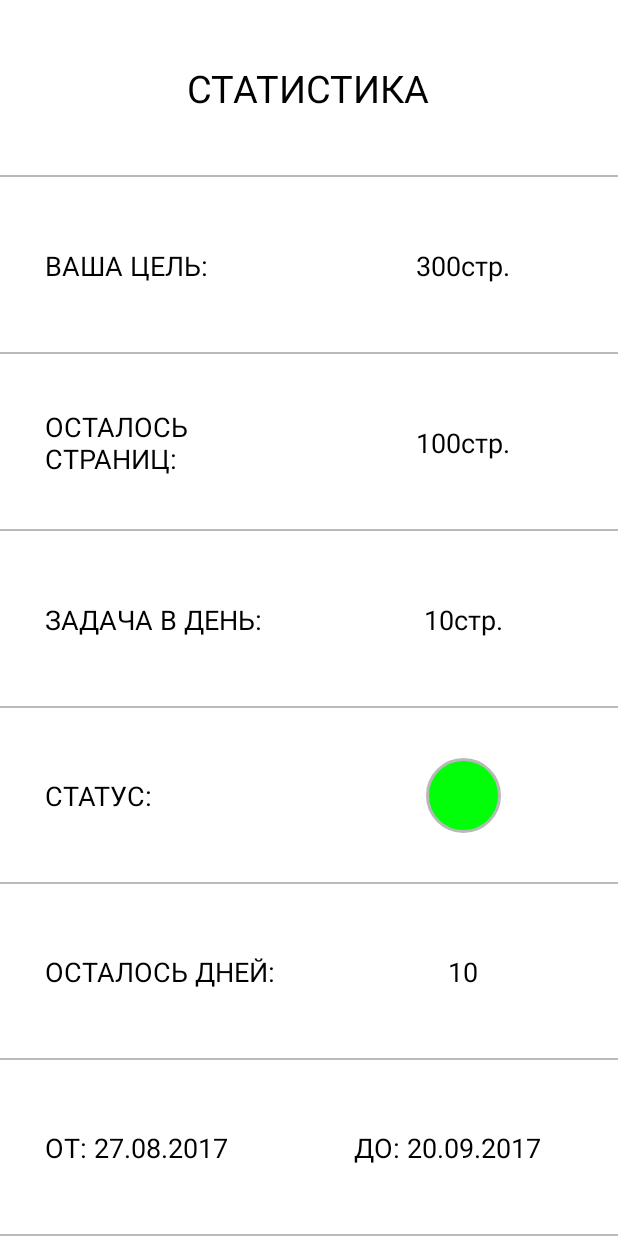
After one commit to Stanislav137/GoalReminderBeta, an Android app: the layout child_science_science.xml on its own in the app's theme, with its tools: preview values and no code run, on a phone screen of 412 x 824 dp. The commit adds this screen. Run offline under Robolectric (Android 15) with nearby library versions, the phone set to English and light mode, and no system bars.

Commit message:
Logic habbits and science added.

```diff
--- a/app/src/main/AndroidManifest.xml
+++ b/app/src/main/AndroidManifest.xml
@@ -9,7 +9,7 @@
         android:roundIcon="@mipmap/ic_launcher_round"
         android:supportsRtl="true"
         android:theme="@style/AppTheme">
-        <activity android:name=".all.ScienceThemeActivity">
+        <activity android:name=".all.HabbitsThemeActivity">
             <intent-filter>
                 <action android:name="android.intent.action.MAIN" />
 
--- a/app/src/main/java/com/goalreminderbeta/sa/goalreminderbeta/all/ExpListAdapter.java
+++ b/app/src/main/java/com/goalreminderbeta/sa/goalreminderbeta/all/ExpListAdapter.java
@@ -90,7 +90,7 @@ public class ExpListAdapter extends BaseExpandableListAdapter {
                              View convertView, ViewGroup parent) {
         if (convertView == null) {
             LayoutInflater inflater = (LayoutInflater) mContext.getSystemService(Context.LAYOUT_INFLATER_SERVICE);
-            convertView = inflater.inflate(R.layout.child_section_goal, null);
+            convertView = inflater.inflate(R.layout.child_section_sport, null);
             convertView.setMinimumHeight(1500);
         }
 
--- /dev/null
+++ b/app/src/main/java/com/goalreminderbeta/sa/goalreminderbeta/all/HabbitsThemeActivity.java
@@ -0,0 +1,58 @@
+package com.goalreminderbeta.sa.goalreminderbeta.all;
+
+import android.graphics.Color;
+import android.os.Bundle;
+import android.support.v7.app.AppCompatActivity;
+import android.view.View;
+import android.widget.Button;
+import android.widget.LinearLayout;
+
+import com.goalreminderbeta.sa.goalreminderbeta.R;
+
+public class HabbitsThemeActivity extends AppCompatActivity {
+
+    private boolean smokeDrink = true;
+
+    @Override
+    protected void onCreate(Bundle savedInstanceState) {
+        super.onCreate(savedInstanceState);
+        setContentView(R.layout.habbits_theme);
+
+        validation(true);
+    }
+
+    public void onSmoke(View view) {
+        smokeDrink = true;
+        validation(smokeDrink);
+    }
+
+    public void onDrink(View view) {
+        smokeDrink = false;
+        validation(smokeDrink);
+    }
+
+    private void validation(boolean smokeDrink){
+        LinearLayout llNumberPagesDrink = (LinearLayout) findViewById(R.id.llNumberPagesDrink);
+        LinearLayout llNumberDaysSmoke = (LinearLayout) findViewById(R.id.llNumberDaysSmoke);
+        LinearLayout llSmokeHide = (LinearLayout) findViewById(R.id.llSmokeHide);
+        LinearLayout llDrinkHide = (LinearLayout) findViewById(R.id.llDrinkHide);
+        Button daysCircleSmoke = (Button) findViewById(R.id.daysCircleSmoke);
+        Button daysCircleDrink = (Button) findViewById(R.id.daysCircleDrink);
+
+        if(smokeDrink){
+            llNumberDaysSmoke.setBackgroundColor(Color.WHITE);
+            llNumberPagesDrink.setBackgroundColor(Color.GRAY);
+            llSmokeHide.setVisibility(View.VISIBLE);
+            llDrinkHide.setVisibility(View.INVISIBLE);
+            daysCircleSmoke.setVisibility(View.VISIBLE);
+            daysCircleDrink.setVisibility(View.INVISIBLE);
+        } else {
+            llNumberDaysSmoke.setBackgroundColor(Color.GRAY);
+            llNumberPagesDrink.setBackgroundColor(Color.WHITE);
+            llDrinkHide.setVisibility(View.VISIBLE);
+            llSmokeHide.setVisibility(View.INVISIBLE);
+            daysCircleSmoke.setVisibility(View.INVISIBLE);
+            daysCircleDrink.setVisibility(View.VISIBLE);
+        }
+    }
+}
--- a/app/src/main/java/layout/anton/ThemeActivity.java
+++ /dev/null
@@ -1,15 +0,0 @@
-package layout.anton;
-
-import android.support.v7.app.AppCompatActivity;
-import android.os.Bundle;
-
-import com.goalreminderbeta.sa.goalreminderbeta.R;
-
-public class ThemeActivity extends AppCompatActivity {
-
-    @Override
-    protected void onCreate(Bundle savedInstanceState) {
-        super.onCreate(savedInstanceState);
-        setContentView(R.layout.activity_theme);
-    }
-}
--- /dev/null
+++ b/app/src/main/res/layout/child_science_science.xml
@@ -0,0 +1,328 @@
+<?xml version="1.0" encoding="utf-8"?>
+<LinearLayout xmlns:android="http://schemas.android.com/apk/res/android"
+    android:orientation="vertical" android:layout_width="match_parent"
+    android:layout_height="match_parent"
+    android:background="@color/colorWhite">
+
+    <RelativeLayout
+        android:layout_width="match_parent"
+        android:layout_height="match_parent"
+        android:layout_weight="2">
+
+        <TextView
+            android:layout_width="wrap_content"
+            android:layout_height="wrap_content"
+            android:textSize="25sp"
+            android:textColor="@color/colorBlack"
+            android:layout_centerHorizontal="true"
+            android:layout_centerVertical="true"
+            android:text="СТАТИСТИКА"/>
+
+        <LinearLayout
+            android:layout_width="match_parent"
+            android:layout_height="1sp"
+            android:background="@color/colorGrey"
+            android:layout_alignParentBottom="true"></LinearLayout>
+    </RelativeLayout>
+
+    <RelativeLayout
+        android:layout_width="match_parent"
+        android:layout_height="match_parent"
+        android:layout_weight="2">
+
+        <LinearLayout
+            android:layout_width="match_parent"
+            android:layout_height="match_parent"
+            android:orientation="horizontal">
+
+            <RelativeLayout
+                android:layout_width="match_parent"
+                android:layout_height="match_parent"
+                android:layout_weight="2">
+
+                <TextView
+                    android:layout_width="wrap_content"
+                    android:layout_height="wrap_content"
+                    android:layout_centerVertical="true"
+                    android:layout_marginLeft="30sp"
+                    android:text="ВАША ЦЕЛЬ:"
+                    android:textColor="@color/colorBlack"
+                    android:textSize="18sp" />
+
+            </RelativeLayout>
+
+            <RelativeLayout
+                android:layout_width="match_parent"
+                android:layout_height="match_parent"
+                android:layout_weight="2">
+
+                <TextView
+                    android:layout_width="wrap_content"
+                    android:layout_height="wrap_content"
+                    android:layout_centerHorizontal="true"
+                    android:layout_centerVertical="true"
+                    android:text="300стр."
+                    android:textColor="@color/colorBlack"
+                    android:textSize="18sp" />
+            </RelativeLayout>
+        </LinearLayout>
+
+        <LinearLayout
+            android:layout_width="match_parent"
+            android:layout_height="1sp"
+            android:layout_alignParentBottom="true"
+            android:background="@color/colorGrey"></LinearLayout>
+    </RelativeLayout>
+
+    <RelativeLayout
+        android:layout_width="match_parent"
+        android:layout_height="match_parent"
+        android:layout_weight="2">
+
+        <LinearLayout
+            android:layout_width="match_parent"
+            android:layout_height="match_parent"
+            android:orientation="horizontal">
+
+            <RelativeLayout
+                android:layout_width="match_parent"
+                android:layout_height="match_parent"
+                android:layout_weight="2">
+
+                <TextView
+                    android:layout_width="wrap_content"
+                    android:layout_height="wrap_content"
+                    android:layout_centerVertical="true"
+                    android:layout_marginLeft="30sp"
+                    android:text="ОСТАЛОСЬ СТРАНИЦ:"
+                    android:textColor="@color/colorBlack"
+                    android:textSize="18sp" />
+
+            </RelativeLayout>
+
+            <RelativeLayout
+                android:layout_width="match_parent"
+                android:layout_height="match_parent"
+                android:layout_weight="2">
+
+                <TextView
+                    android:layout_width="wrap_content"
+                    android:layout_height="wrap_content"
+                    android:text="100стр."
+                    android:textSize="18sp"
+                    android:textColor="@color/colorBlack"
+                    android:layout_centerVertical="true"
+                    android:layout_centerHorizontal="true" />
+            </RelativeLayout>
+
+        </LinearLayout>
+
+        <LinearLayout
+            android:layout_width="match_parent"
+            android:layout_height="1sp"
+            android:background="@color/colorGrey"
+            android:layout_alignParentBottom="true"></LinearLayout>
+
+    </RelativeLayout>
+
+    <RelativeLayout
+        android:layout_width="match_parent"
+        android:layout_height="match_parent"
+        android:layout_weight="2">
+
+        <LinearLayout
+            android:layout_width="match_parent"
+            android:layout_height="match_parent"
+            android:orientation="horizontal">
+
+            <RelativeLayout
+                android:layout_width="match_parent"
+                android:layout_height="match_parent"
+                android:layout_weight="2">
+
+                <TextView
+                    android:layout_width="wrap_content"
+                    android:layout_height="wrap_content"
+                    android:layout_marginLeft="30dp"
+                    android:text="ЗАДАЧА В ДЕНЬ:"
+                    android:textColor="@color/colorBlack"
+                    android:textSize="18sp"
+                    android:layout_centerVertical="true"
+                    android:layout_alignParentLeft="true"
+                    android:layout_alignParentStart="true"
+                    android:layout_marginStart="30dp" />
+
+            </RelativeLayout>
+
+            <RelativeLayout
+                android:layout_width="match_parent"
+                android:layout_height="match_parent"
+                android:layout_weight="2">
+
+                <TextView
+                    android:layout_width="wrap_content"
+                    android:layout_height="wrap_content"
+                    android:text="10стр."
+                    android:textSize="18sp"
+                    android:textColor="@color/colorBlack"
+                    android:layout_centerHorizontal="true"
+                    android:layout_centerVertical="true"/>
+            </RelativeLayout>
+        </LinearLayout>
+
+        <LinearLayout
+            android:layout_width="match_parent"
+            android:layout_height="1sp"
+            android:background="@color/colorGrey"
+            android:layout_alignParentBottom="true"></LinearLayout>
+
+    </RelativeLayout>
+
+    <RelativeLayout
+        android:layout_width="match_parent"
+        android:layout_height="match_parent"
+        android:layout_weight="2">
+
+        <LinearLayout
+            android:layout_width="match_parent"
+            android:layout_height="match_parent"
+            android:orientation="horizontal">
+
+            <RelativeLayout
+                android:layout_width="match_parent"
+                android:layout_height="match_parent"
+                android:layout_weight="2">
+
+                <TextView
+                    android:layout_width="wrap_content"
+                    android:layout_height="wrap_content"
+                    android:layout_centerVertical="true"
+                    android:layout_marginLeft="30sp"
+                    android:text="СТАТУС:"
+                    android:textColor="@color/colorBlack"
+                    android:textSize="18sp" />
+
+            </RelativeLayout>
+
+            <RelativeLayout
+                android:layout_width="match_parent"
+                android:layout_height="match_parent"
+                android:layout_weight="2">
+
+                <ImageView
+                    android:layout_width="50sp"
+                    android:layout_height="50sp"
+                    android:layout_centerVertical="true"
+                    android:layout_centerHorizontal="true"
+                    android:background="@drawable/circle_status"/>
+            </RelativeLayout>
+
+        </LinearLayout>
+
+        <LinearLayout
+            android:layout_width="match_parent"
+            android:layout_height="1sp"
+            android:background="@color/colorGrey"
+            android:layout_alignParentBottom="true"></LinearLayout>
+    </RelativeLayout>
+
+    <RelativeLayout
+        android:layout_width="match_parent"
+        android:layout_height="match_parent"
+        android:layout_weight="2">
+
+        <LinearLayout
+            android:layout_width="match_parent"
+            android:layout_height="match_parent"
+            android:orientation="horizontal">
+
+            <RelativeLayout
+                android:layout_width="match_parent"
+                android:layout_height="match_parent"
+                android:layout_weight="2">
+
+                <TextView
+                    android:layout_width="wrap_content"
+                    android:layout_height="wrap_content"
+                    android:layout_centerVertical="true"
+                    android:layout_marginLeft="30sp"
+                    android:text="ОСТАЛОСЬ ДНЕЙ:"
+                    android:textColor="@color/colorBlack"
+                    android:textSize="18sp" />
+
+            </RelativeLayout>
+
+            <RelativeLayout
+                android:layout_width="match_parent"
+                android:layout_height="match_parent"
+                android:layout_weight="2">
+
+                <TextView
+                    android:layout_width="wrap_content"
+                    android:layout_height="wrap_content"
+                    android:text="10"
+                    android:textSize="18sp"
+                    android:textColor="@color/colorBlack"
+                    android:layout_centerHorizontal="true"
+                    android:layout_centerVertical="true"/>
+            </RelativeLayout>
+        </LinearLayout>
+
+        <LinearLayout
+            android:layout_width="match_parent"
+            android:layout_height="1sp"
+            android:background="@color/colorGrey"
+            android:layout_alignParentBottom="true"></LinearLayout>
+    </RelativeLayout>
+
+    <RelativeLayout
+        android:layout_width="match_parent"
+        android:layout_height="match_parent"
+        android:layout_weight="2">
+
+        <LinearLayout
+            android:layout_width="match_parent"
+            android:layout_height="match_parent"
+            android:orientation="horizontal">
+
+            <RelativeLayout
+                android:layout_width="match_parent"
+                android:layout_height="match_parent"
+                android:layout_weight="2">
+
+                <TextView
+                    android:layout_width="wrap_content"
+                    android:layout_height="wrap_content"
+                    android:layout_centerVertical="true"
+                    android:layout_marginLeft="30sp"
+                    android:text="ОТ: 27.08.2017"
+                    android:textColor="@color/colorBlack"
+                    android:textSize="18sp" />
+
+            </RelativeLayout>
+
+            <RelativeLayout
+                android:layout_width="match_parent"
+                android:layout_height="match_parent"
+                android:layout_weight="2">
+
+                <TextView
+                    android:layout_width="wrap_content"
+                    android:layout_height="wrap_content"
+                    android:text="ДО: 20.09.2017"
+                    android:textSize="18sp"
+                    android:layout_centerVertical="true"
+                    android:layout_marginLeft="30sp"
+                    android:textColor="@color/colorBlack" />
+            </RelativeLayout>
+
+        </LinearLayout>
+
+        <LinearLayout
+            android:layout_width="match_parent"
+            android:layout_height="1sp"
+            android:background="@color/colorGrey"
+            android:layout_alignParentBottom="true"></LinearLayout>
+    </RelativeLayout>
+
+</LinearLayout>
--- a/app/src/main/res/layout/habbits_theme.xml
+++ b/app/src/main/res/layout/habbits_theme.xml
@@ -55,7 +55,7 @@
                 android:layout_width="wrap_content"
                 android:layout_height="wrap_content"
                 android:layout_above="@+id/position2"
-                android:layout_marginBottom="10sp"
+                android:layout_marginTop="10sp"
                 android:layout_marginLeft="20sp"
                 android:text="HOW MANY DAYS SMOKE PER WEEK:"
                 android:textColor="@color/colorBlack"
@@ -68,13 +68,18 @@
                 android:layout_centerVertical="true"
                 android:layout_marginLeft="20sp" />
 
+            <LinearLayout
+                android:layout_width="wrap_content"
+                android:layout_height="wrap_content"
+                android:id="@+id/llSmokeHide"
+                android:layout_below="@+id/position1"
+                android:layout_marginLeft="20sp"
+                android:layout_marginTop="10sp">
+
                 <Button
                     android:id="@+id/minusDaySmoke"
                     android:layout_width="50sp"
                     android:layout_height="50sp"
-                android:layout_below="@+id/position1"
-                android:layout_marginLeft="20sp"
-                android:layout_marginTop="10sp"
                     android:background="@drawable/btn_orange"
                     android:text="-"
                     android:textColor="@color/colorWhite"
@@ -84,27 +89,12 @@
                     android:id="@+id/addDaySmoke"
                     android:layout_width="50sp"
                     android:layout_height="50sp"
-                android:layout_below="@+id/position1"
                     android:layout_marginLeft="10sp"
-                android:layout_marginTop="10sp"
-                android:layout_toRightOf="@+id/minusDaySmoke"
                     android:background="@drawable/btn_orange"
                     android:text="+"
                     android:textColor="@color/colorWhite"
                     android:textSize="25sp" />
-
-            <Button
-                android:layout_width="50sp"
-                android:layout_height="50sp"
-                android:layout_below="@+id/position1"
-                android:layout_marginLeft="10sp"
-                android:layout_marginTop="10sp"
-                android:layout_toRightOf="@+id/addDaySmoke"
-                android:background="@drawable/btn_orange"
-                android:text="OK"
-                android:textColor="@color/colorWhite"
-                android:textSize="18sp" />
-
+            </LinearLayout>
         </RelativeLayout>
 
         <RelativeLayout
@@ -127,6 +117,7 @@
                 android:layout_width="35sp"
                 android:layout_height="35sp"
                 android:text="ON"
+                android:onClick="onSmoke"
                 android:textSize="15sp"
                 android:layout_alignParentRight="true"
                 android:layout_marginRight="10sp"
@@ -157,7 +148,7 @@
                 android:layout_width="wrap_content"
                 android:layout_height="wrap_content"
                 android:layout_above="@+id/position1"
-                android:layout_marginBottom="10sp"
+                android:layout_marginTop="10sp"
                 android:layout_marginLeft="20sp"
                 android:text="HOW MANY DAYS DRINK PER WEEK:"
                 android:textColor="@color/colorBlack"
@@ -170,13 +161,18 @@
                 android:layout_centerVertical="true"
                 android:layout_marginLeft="20sp" />
 
+            <LinearLayout
+                android:layout_width="wrap_content"
+                android:layout_height="wrap_content"
+                android:layout_below="@+id/position3"
+                android:id="@+id/llDrinkHide"
+                android:layout_marginLeft="20sp"
+                android:layout_marginTop="10sp">
+
                 <Button
                     android:id="@+id/minusDayDrink"
                     android:layout_width="50sp"
                     android:layout_height="50sp"
-                android:layout_below="@+id/position3"
-                android:layout_marginLeft="20sp"
-                android:layout_marginTop="10sp"
                     android:background="@drawable/btn_orange"
                     android:text="-"
                     android:textColor="@color/colorWhite"
@@ -186,27 +182,13 @@
                     android:id="@+id/addDayDrink"
                     android:layout_width="50sp"
                     android:layout_height="50sp"
-                android:layout_below="@+id/position3"
                     android:layout_marginLeft="10sp"
-                android:layout_marginTop="10sp"
-                android:layout_toRightOf="@+id/minusDayDrink"
                     android:background="@drawable/btn_orange"
                     android:text="+"
                     android:textColor="@color/colorWhite"
                     android:textSize="25sp" />
 
-            <Button
-                android:layout_width="50sp"
-                android:layout_height="50sp"
-                android:layout_below="@+id/position3"
-                android:layout_marginLeft="10sp"
-                android:layout_marginTop="10sp"
-                android:layout_toRightOf="@+id/addDayDrink"
-                android:background="@drawable/btn_orange"
-                android:text="OK"
-                android:textColor="@color/colorWhite"
-                android:textSize="18sp" />
-
+            </LinearLayout>
         </RelativeLayout>
 
         <RelativeLayout
@@ -218,17 +200,19 @@
                 android:layout_width="90sp"
                 android:layout_height="90sp"
                 android:id="@+id/daysCircleDrink"
-                android:layout_centerVertical="true"
                 android:background="@drawable/btn_green"
                 android:text="0"
-                android:layout_marginTop="10sp"
                 android:textColor="@color/colorWhite"
-                android:textSize="30sp" />
+                android:textSize="30sp"
+                android:layout_centerVertical="true"
+                android:layout_alignParentLeft="true"
+                android:layout_alignParentStart="true" />
 
             <Button
                 android:layout_width="35sp"
                 android:layout_height="35sp"
                 android:text="ON"
+                android:onClick="onDrink"
                 android:textSize="15sp"
                 android:layout_alignParentRight="true"
                 android:layout_marginRight="10sp"
```
Also changed, not shown: app/src/main/res/layout/child_section_sport.xml (renamed from app/src/main/res/layout/child_section_goal.xml). Lines whose indentation alone changed are shown as unchanged.
